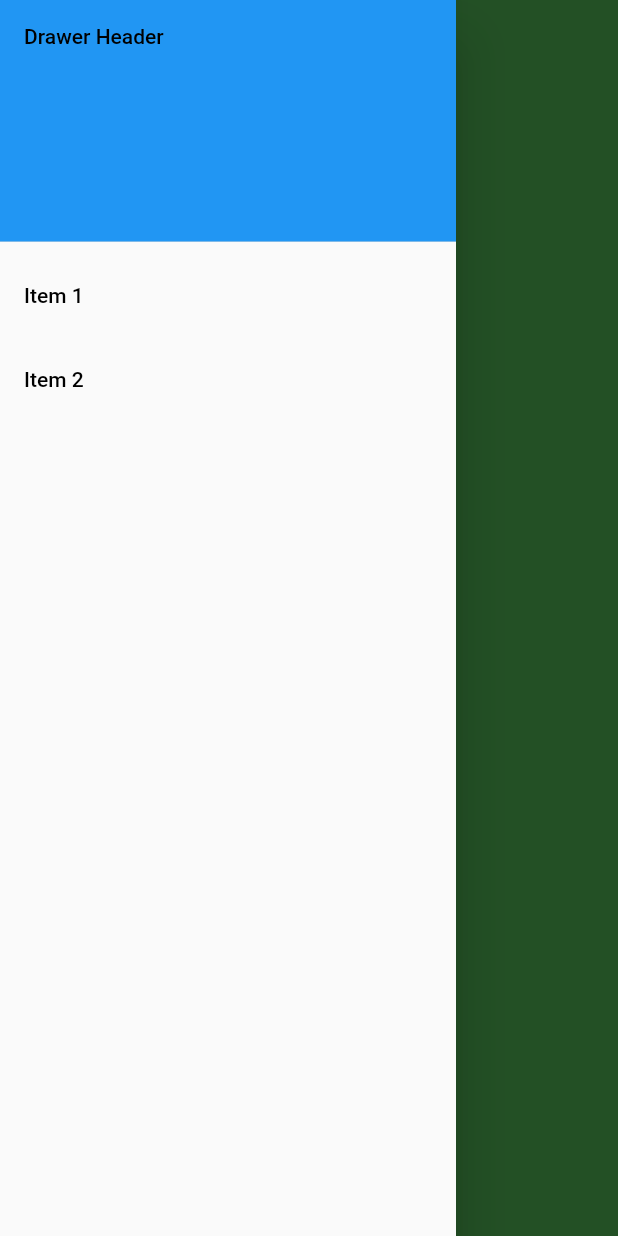
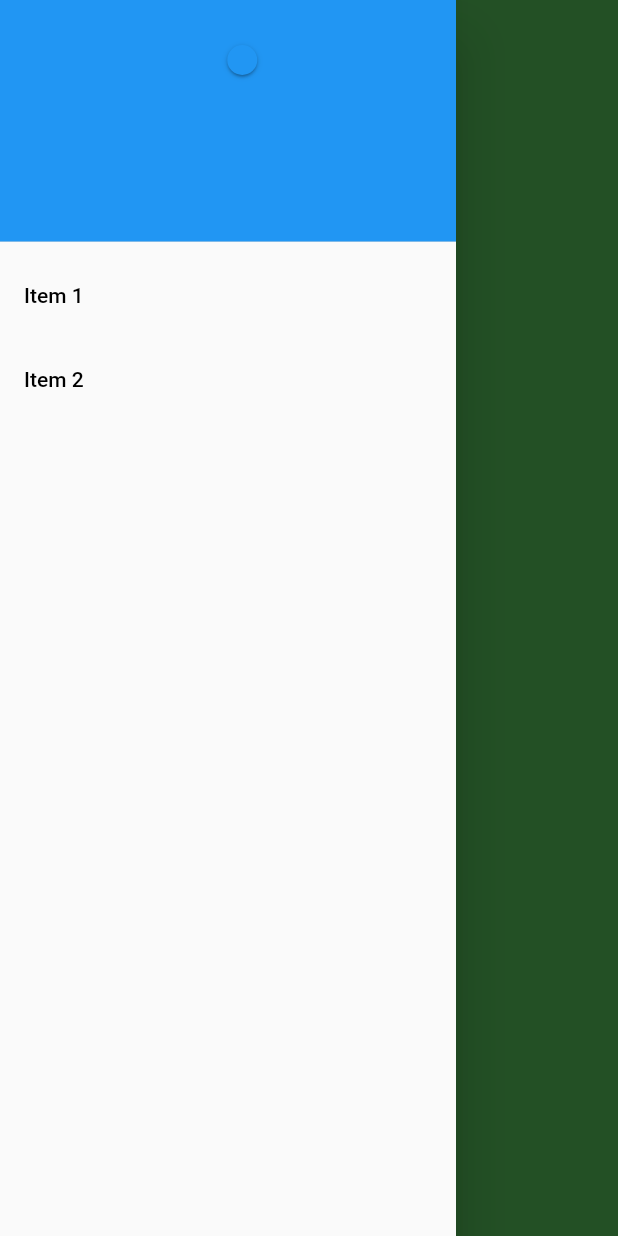
Before and after one commit to Uvais-Mohammad/portfolio, a Flutter app: the screen it shows after launch, with the side drawer open, on a phone screen of 412 x 824 dp. Run offline on Flutter 3.47's test engine with Material 2 defaults, Android fonts, the phone set to English and light mode, and no system bars.

Commit message:
feat : created theme provider

```diff
--- a/lib/main.dart
+++ b/lib/main.dart
@@ -1,6 +1,8 @@
 import 'package:flutter/material.dart';
+import 'package:my_portfolio/provider/theme_provider.dart';
 import 'package:my_portfolio/screens/home_screen.dart';
 import 'package:my_portfolio/themes/theme.dart';
+import 'package:provider/provider.dart';
 
 void main() {
   runApp(const MyApp());
@@ -11,13 +13,24 @@ class MyApp extends StatelessWidget {
 
   @override
   Widget build(BuildContext context) {
+    return MultiProvider(
+      providers: [
+        ChangeNotifierProvider(create: (_) => ThemeProvider()),
+      ],
+      child: Consumer<ThemeProvider>(
+        builder: (context, value, child) {
           return MaterialApp(
             title: 'Uvais Portfolio',
             theme: lightTheme,
             darkTheme: darkTheme,
             debugShowCheckedModeBanner: false,
-      themeMode: ThemeMode.system,
+            themeMode: value.themeType == ThemeType.light
+                ? ThemeMode.light
+                : ThemeMode.dark,
             home: const HomeScreen(),
+          );
+        },
+      ),
     );
   }
 }
--- /dev/null
+++ b/lib/provider/theme_provider.dart
@@ -0,0 +1,15 @@
+import 'package:flutter/material.dart';
+
+enum ThemeType {
+  light,
+  dark,
+}
+
+class ThemeProvider extends ChangeNotifier {
+  ThemeType _themeType = ThemeType.light;
+  ThemeType get themeType => _themeType;
+  set themeType(ThemeType themeType) {
+    _themeType = themeType;
+    notifyListeners();
+  }
+}
--- a/lib/widgets/side_menu.dart
+++ b/lib/widgets/side_menu.dart
@@ -1,20 +1,30 @@
 import 'package:flutter/material.dart';
+import 'package:my_portfolio/provider/theme_provider.dart';
+import 'package:provider/provider.dart';
 
 class SideMenu extends StatelessWidget {
+
   const SideMenu({
     Key? key,
   }) : super(key: key);
 
   @override
   Widget build(BuildContext context) {
+    final themeProvider = Provider.of<ThemeProvider>(context);
     return Drawer(
       child: ListView(
         children: <Widget>[
-          const DrawerHeader(
-            decoration: BoxDecoration(
+           DrawerHeader(
+            decoration: const BoxDecoration(
               color: Colors.blue,
             ),
-            child: Text('Drawer Header'),
+            child: Column(
+              children:  [
+                Switch(value: themeProvider.themeType==ThemeType.light, onChanged: (bool value){
+                  themeProvider.themeType = value ? ThemeType.light : ThemeType.dark;
+                })
+              ],
+            )
           ),
           ListTile(
             title: const Text('Item 1'),
```
Also changed, not shown: pubspec.yaml (+4 -4 lines), pubspec.lock. Lines whose indentation alone changed are shown as unchanged.
